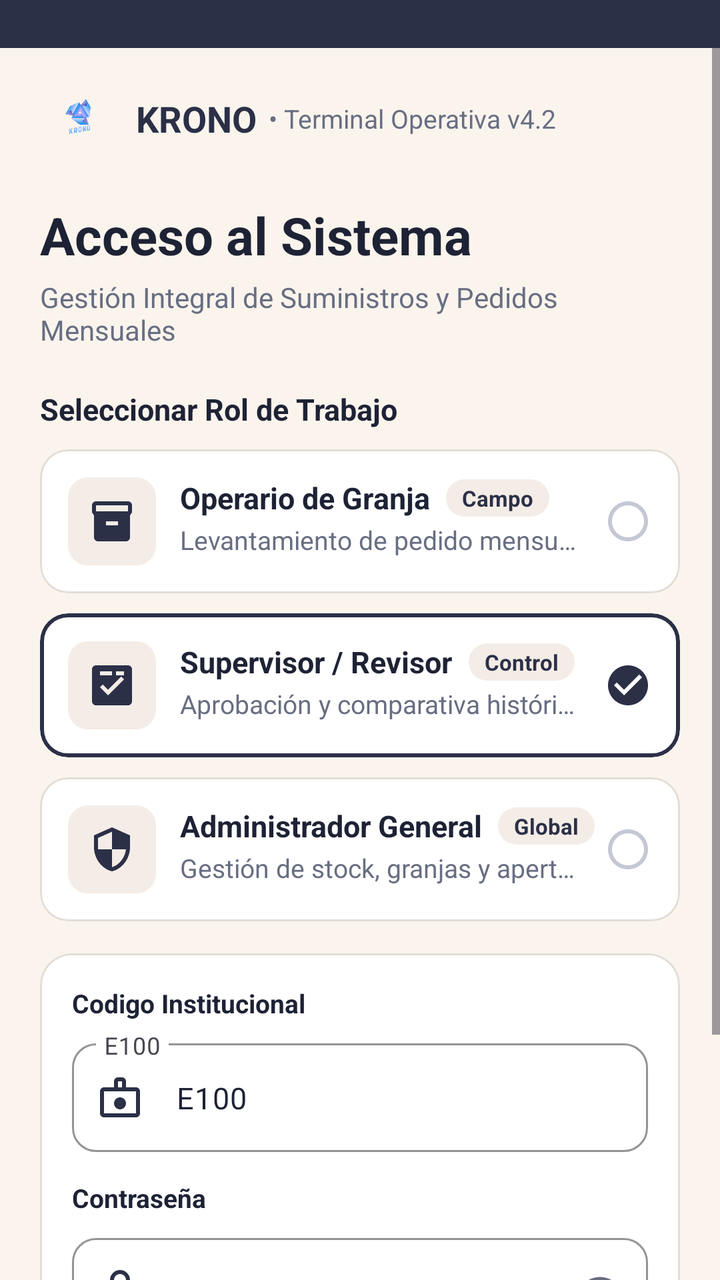
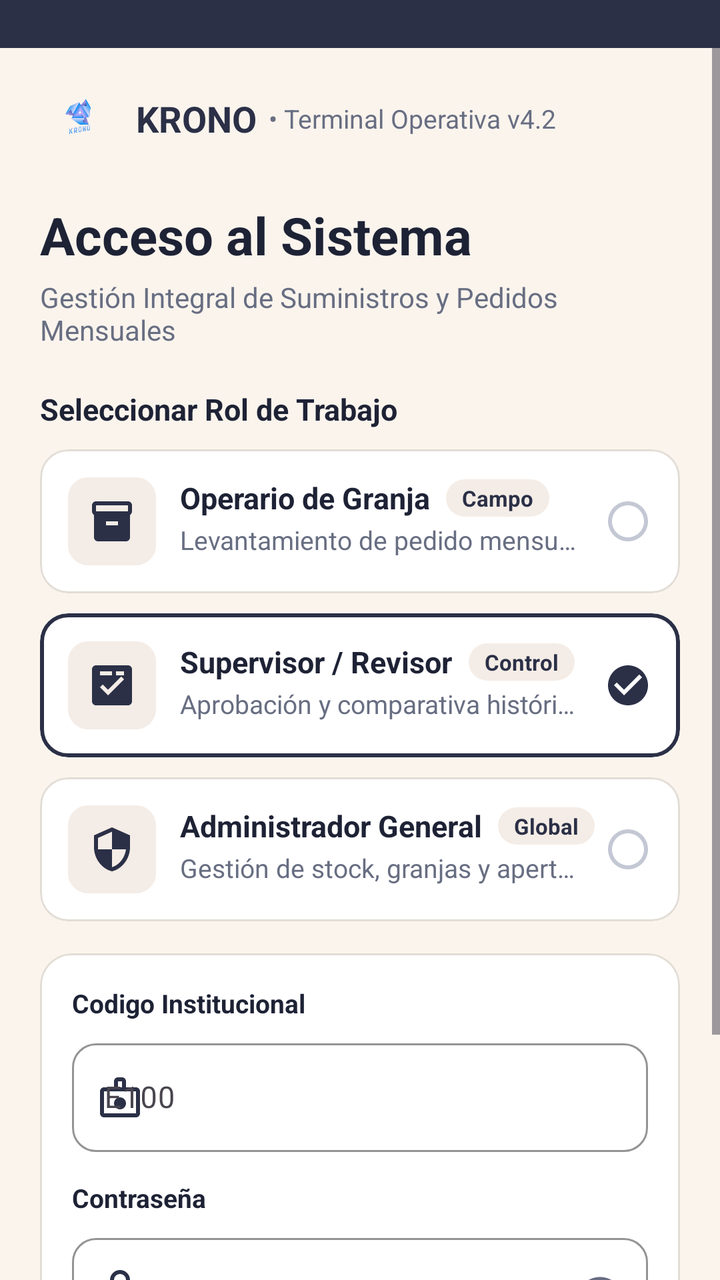

The first picture is an Android layout as it rendered before a commit; the second is the same layout after the commit. The layout source and the unified diff follow.
<!-- AndroidManifest.xml: application theme Theme.Ferreteria -->
<!-- res/layout/activity_main.xml -->
<?xml version="1.0" encoding="utf-8"?>
<RelativeLayout xmlns:android="http://schemas.android.com/apk/res/android"
    xmlns:app="http://schemas.android.com/apk/res-auto"
    xmlns:tools="http://schemas.android.com/tools"
    android:layout_width="match_parent"
    android:layout_height="match_parent"
    android:background="@color/krono_bg"
    tools:context=".MainActivity">

    
    <View
        android:id="@+id/statusBarBg"
        android:layout_width="match_parent"
        android:layout_height="24dp"
        android:layout_alignParentTop="true"
        android:background="@color/krono_navy" />

    <ScrollView
        android:id="@+id/scrollViewMain"
        android:layout_width="match_parent"
        android:layout_height="match_parent"
        android:layout_below="@id/statusBarBg"
        android:background="@color/krono_bg"
        android:fillViewport="true">

        <androidx.constraintlayout.widget.ConstraintLayout
            android:id="@+id/rootConstraint"
            android:layout_width="match_parent"
            android:layout_height="wrap_content"
            android:paddingHorizontal="20dp"
            android:paddingBottom="28dp">

            
            <ImageView
                android:id="@+id/imgLogo"
                android:layout_width="38dp"
                android:layout_height="38dp"
                android:layout_marginTop="16dp"
                android:contentDescription="@string/cd_logo"
                android:src="@drawable/logo"
                app:layout_constraintStart_toStartOf="parent"
                app:layout_constraintTop_toTopOf="parent" />

        <TextView
            android:id="@+id/txtAppName"
            android:layout_width="wrap_content"
            android:layout_height="wrap_content"
            android:layout_marginStart="10dp"
            android:text="@string/app_name"
            android:textColor="@color/krono_navy"
            android:textSize="18sp"
            android:textStyle="bold"
            app:layout_constraintBottom_toBottomOf="@id/imgLogo"
            app:layout_constraintStart_toEndOf="@id/imgLogo"
            app:layout_constraintTop_toTopOf="@id/imgLogo" />

        <TextView
            android:id="@+id/txtAppSub"
            android:layout_width="wrap_content"
            android:layout_height="wrap_content"
            android:layout_marginStart="6dp"
            android:text="@string/krono_subtitle"
            android:textColor="@color/krono_text_secondary"
            android:textSize="13sp"
            app:layout_constraintBottom_toBottomOf="@id/txtAppName"
            app:layout_constraintStart_toEndOf="@id/txtAppName"
            app:layout_constraintTop_toTopOf="@id/txtAppName" />

        
        <TextView
            android:id="@+id/txtTitleAcceso"
            android:layout_width="0dp"
            android:layout_height="wrap_content"
            android:layout_marginTop="22dp"
            android:text="@string/title_acceso"
            android:textColor="@color/krono_navy_dark"
            android:textSize="26sp"
            android:textStyle="bold"
            app:layout_constraintEnd_toEndOf="parent"
            app:layout_constraintStart_toStartOf="parent"
            app:layout_constraintTop_toBottomOf="@id/imgLogo" />

        <TextView
            android:id="@+id/txtSubtitleAcceso"
            android:layout_width="0dp"
            android:layout_height="wrap_content"
            android:layout_marginTop="4dp"
            android:text="@string/subtitle_acceso"
            android:textColor="@color/krono_text_secondary"
            android:textSize="14sp"
            app:layout_constraintEnd_toEndOf="parent"
            app:layout_constraintStart_toStartOf="parent"
            app:layout_constraintTop_toBottomOf="@id/txtTitleAcceso" />

        
        <TextView
            android:id="@+id/txtLabelRoles"
            android:layout_width="0dp"
            android:layout_height="wrap_content"
            android:layout_marginTop="20dp"
            android:text="@string/label_roles"
            android:textColor="@color/krono_navy_dark"
            android:textSize="15sp"
            android:textStyle="bold"
            app:layout_constraintEnd_toEndOf="parent"
            app:layout_constraintStart_toStartOf="parent"
            app:layout_constraintTop_toBottomOf="@id/txtSubtitleAcceso" />

        
        <com.google.android.material.card.MaterialCardView
            android:id="@+id/cardRoleOperario"
            android:layout_width="0dp"
            android:layout_height="wrap_content"
            android:layout_marginTop="10dp"
            android:clickable="true"
            android:focusable="true"
            app:cardBackgroundColor="@color/krono_card_bg"
            app:cardCornerRadius="14dp"
            app:cardElevation="0dp"
            app:strokeColor="@color/krono_card_stroke"
            app:strokeWidth="1dp"
            app:layout_constraintEnd_toEndOf="parent"
            app:layout_constraintStart_toStartOf="parent"
            app:layout_constraintTop_toBottomOf="@id/txtLabelRoles">

            <androidx.constraintlayout.widget.ConstraintLayout
                android:layout_width="match_parent"
                android:layout_height="wrap_content"
                android:padding="14dp">

                <FrameLayout
                    android:id="@+id/frameOperarioIcon"
                    android:layout_width="44dp"
                    android:layout_height="44dp"
                    android:background="@drawable/bg_icon_container"
                    app:layout_constraintBottom_toBottomOf="parent"
                    app:layout_constraintStart_toStartOf="parent"
                    app:layout_constraintTop_toTopOf="parent">

                    <ImageView
                        android:layout_width="24dp"
                        android:layout_height="24dp"
                        android:layout_gravity="center"
                        android:contentDescription="@string/cd_icon"
                        android:src="@drawable/ic_inventory"
                        app:tint="@color/krono_navy" />
                </FrameLayout>

                <TextView
                    android:id="@+id/txtOperarioTitle"
                    android:layout_width="wrap_content"
                    android:layout_height="wrap_content"
                    android:layout_marginStart="12dp"
                    android:text="@string/role_operario_title"
                    android:textColor="@color/krono_navy_dark"
                    android:textSize="15sp"
                    android:textStyle="bold"
                    app:layout_constraintStart_toEndOf="@id/frameOperarioIcon"
                    app:layout_constraintTop_toTopOf="@id/frameOperarioIcon" />

                <TextView
                    android:id="@+id/txtOperarioTag"
                    android:layout_width="wrap_content"
                    android:layout_height="wrap_content"
                    android:layout_marginStart="8dp"
                    android:background="@drawable/bg_chip"
                    android:paddingHorizontal="8dp"
                    android:paddingVertical="2dp"
                    android:text="@string/role_operario_tag"
                    android:textColor="@color/krono_chip_text"
                    android:textSize="11sp"
                    android:textStyle="bold"
                    app:layout_constraintBottom_toBottomOf="@id/txtOperarioTitle"
                    app:layout_constraintStart_toEndOf="@id/txtOperarioTitle"
                    app:layout_constraintTop_toTopOf="@id/txtOperarioTitle" />

                <TextView
                    android:id="@+id/txtOperarioDesc"
                    android:layout_width="0dp"
                    android:layout_height="wrap_content"
                    android:layout_marginStart="12dp"
                    android:layout_marginTop="2dp"
                    android:layout_marginEnd="8dp"
                    android:ellipsize="end"
                    android:maxLines="1"
                    android:text="@string/role_operario_desc"
                    android:textColor="@color/krono_text_secondary"
                    android:textSize="13sp"
                    app:layout_constraintEnd_toStartOf="@id/imgRadioOperario"
                    app:layout_constraintStart_toEndOf="@id/frameOperarioIcon"
                    app:layout_constraintTop_toBottomOf="@id/txtOperarioTitle" />

                <ImageView
                    android:id="@+id/imgRadioOperario"
                    android:layout_width="24dp"
                    android:layout_height="24dp"
                    android:contentDescription="@string/cd_icon"
                    android:src="@drawable/ic_radio_unchecked"
                    app:layout_constraintBottom_toBottomOf="parent"
                    app:layout_constraintEnd_toEndOf="parent"
                    app:layout_constraintTop_toTopOf="parent" />
            </androidx.constraintlayout.widget.ConstraintLayout>
        </com.google.android.material.card.MaterialCardView>

        
        <com.google.android.material.card.MaterialCardView
            android:id="@+id/cardRoleSupervisor"
            android:layout_width="0dp"
            android:layout_height="wrap_content"
            android:layout_marginTop="10dp"
            android:clickable="true"
            android:focusable="true"
            app:cardBackgroundColor="@color/krono_card_bg"
            app:cardCornerRadius="14dp"
            app:cardElevation="0dp"
            app:strokeColor="@color/krono_card_stroke_selected"
            app:strokeWidth="2dp"
            app:layout_constraintEnd_toEndOf="parent"
            app:layout_constraintStart_toStartOf="parent"
            app:layout_constraintTop_toBottomOf="@id/cardRoleOperario">

            <androidx.constraintlayout.widget.ConstraintLayout
                android:layout_width="match_parent"
                android:layout_height="wrap_content"
                android:padding="14dp">

                <FrameLayout
                    android:id="@+id/frameSupervisorIcon"
                    android:layout_width="44dp"
                    android:layout_height="44dp"
                    android:background="@drawable/bg_icon_container"
                    app:layout_constraintBottom_toBottomOf="parent"
                    app:layout_constraintStart_toStartOf="parent"
                    app:layout_constraintTop_toTopOf="parent">

                    <ImageView
                        android:layout_width="24dp"
                        android:layout_height="24dp"
                        android:layout_gravity="center"
                        android:contentDescription="@string/cd_icon"
                        android:src="@drawable/ic_fact_check"
                        app:tint="@color/krono_navy" />
                </FrameLayout>

                <TextView
                    android:id="@+id/txtSupervisorTitle"
                    android:layout_width="wrap_content"
                    android:layout_height="wrap_content"
                    android:layout_marginStart="12dp"
                    android:text="@string/role_supervisor_title"
                    android:textColor="@color/krono_navy_dark"
                    android:textSize="15sp"
                    android:textStyle="bold"
                    app:layout_constraintStart_toEndOf="@id/frameSupervisorIcon"
                    app:layout_constraintTop_toTopOf="@id/frameSupervisorIcon" />

                <TextView
                    android:id="@+id/txtSupervisorTag"
                    android:layout_width="wrap_content"
                    android:layout_height="wrap_content"
                    android:layout_marginStart="8dp"
                    android:background="@drawable/bg_chip"
                    android:paddingHorizontal="8dp"
                    android:paddingVertical="2dp"
                    android:text="@string/role_supervisor_tag"
                    android:textColor="@color/krono_chip_text"
                    android:textSize="11sp"
                    android:textStyle="bold"
                    app:layout_constraintBottom_toBottomOf="@id/txtSupervisorTitle"
                    app:layout_constraintStart_toEndOf="@id/txtSupervisorTitle"
                    app:layout_constraintTop_toTopOf="@id/txtSupervisorTitle" />

                <TextView
                    android:id="@+id/txtSupervisorDesc"
                    android:layout_width="0dp"
                    android:layout_height="wrap_content"
                    android:layout_marginStart="12dp"
                    android:layout_marginTop="2dp"
                    android:layout_marginEnd="8dp"
                    android:ellipsize="end"
                    android:maxLines="1"
                    android:text="@string/role_supervisor_desc"
                    android:textColor="@color/krono_text_secondary"
                    android:textSize="13sp"
                    app:layout_constraintEnd_toStartOf="@id/imgRadioSupervisor"
                    app:layout_constraintStart_toEndOf="@id/frameSupervisorIcon"
                    app:layout_constraintTop_toBottomOf="@id/txtSupervisorTitle" />

                <ImageView
                    android:id="@+id/imgRadioSupervisor"
                    android:layout_width="24dp"
                    android:layout_height="24dp"
                    android:contentDescription="@string/cd_icon"
                    android:src="@drawable/ic_radio_checked"
                    app:layout_constraintBottom_toBottomOf="parent"
                    app:layout_constraintEnd_toEndOf="parent"
                    app:layout_constraintTop_toTopOf="parent" />
            </androidx.constraintlayout.widget.ConstraintLayout>
        </com.google.android.material.card.MaterialCardView>

        
        <com.google.android.material.card.MaterialCardView
            android:id="@+id/cardRoleAdmin"
            android:layout_width="0dp"
            android:layout_height="wrap_content"
            android:layout_marginTop="10dp"
            android:clickable="true"
            android:focusable="true"
            app:cardBackgroundColor="@color/krono_card_bg"
            app:cardCornerRadius="14dp"
            app:cardElevation="0dp"
            app:strokeColor="@color/krono_card_stroke"
            app:strokeWidth="1dp"
            app:layout_constraintEnd_toEndOf="parent"
            app:layout_constraintStart_toStartOf="parent"
            app:layout_constraintTop_toBottomOf="@id/cardRoleSupervisor">

            <androidx.constraintlayout.widget.ConstraintLayout
                android:layout_width="match_parent"
                android:layout_height="wrap_content"
                android:padding="14dp">

                <FrameLayout
                    android:id="@+id/frameAdminIcon"
                    android:layout_width="44dp"
                    android:layout_height="44dp"
                    android:background="@drawable/bg_icon_container"
                    app:layout_constraintBottom_toBottomOf="parent"
                    app:layout_constraintStart_toStartOf="parent"
                    app:layout_constraintTop_toTopOf="parent">

                    <ImageView
                        android:layout_width="24dp"
                        android:layout_height="24dp"
                        android:layout_gravity="center"
                        android:contentDescription="@string/cd_icon"
                        android:src="@drawable/ic_admin"
                        app:tint="@color/krono_navy" />
                </FrameLayout>

                <TextView
                    android:id="@+id/txtAdminTitle"
                    android:layout_width="wrap_content"
                    android:layout_height="wrap_content"
                    android:layout_marginStart="12dp"
                    android:text="@string/role_admin_title"
                    android:textColor="@color/krono_navy_dark"
                    android:textSize="15sp"
                    android:textStyle="bold"
                    app:layout_constraintStart_toEndOf="@id/frameAdminIcon"
                    app:layout_constraintTop_toTopOf="@id/frameAdminIcon" />

                <TextView
                    android:id="@+id/txtAdminTag"
                    android:layout_width="wrap_content"
                    android:layout_height="wrap_content"
                    android:layout_marginStart="8dp"
                    android:background="@drawable/bg_chip"
                    android:paddingHorizontal="8dp"
                    android:paddingVertical="2dp"
                    android:text="@string/role_admin_tag"
                    android:textColor="@color/krono_chip_text"
                    android:textSize="11sp"
                    android:textStyle="bold"
                    app:layout_constraintBottom_toBottomOf="@id/txtAdminTitle"
                    app:layout_constraintStart_toEndOf="@id/txtAdminTitle"
                    app:layout_constraintTop_toTopOf="@id/txtAdminTitle" />

                <TextView
                    android:id="@+id/txtAdminDesc"
                    android:layout_width="0dp"
                    android:layout_height="wrap_content"
                    android:layout_marginStart="12dp"
                    android:layout_marginTop="2dp"
                    android:layout_marginEnd="8dp"
                    android:ellipsize="end"
                    android:maxLines="1"
                    android:text="@string/role_admin_desc"
                    android:textColor="@color/krono_text_secondary"
                    android:textSize="13sp"
                    app:layout_constraintEnd_toStartOf="@id/imgRadioAdmin"
                    app:layout_constraintStart_toEndOf="@id/frameAdminIcon"
                    app:layout_constraintTop_toBottomOf="@id/txtAdminTitle" />

                <ImageView
                    android:id="@+id/imgRadioAdmin"
                    android:layout_width="24dp"
                    android:layout_height="24dp"
                    android:contentDescription="@string/cd_icon"
                    android:src="@drawable/ic_radio_unchecked"
                    app:layout_constraintBottom_toBottomOf="parent"
                    app:layout_constraintEnd_toEndOf="parent"
                    app:layout_constraintTop_toTopOf="parent" />
            </androidx.constraintlayout.widget.ConstraintLayout>
        </com.google.android.material.card.MaterialCardView>

        
        <com.google.android.material.card.MaterialCardView
            android:id="@+id/cardLogin"
            android:layout_width="0dp"
            android:layout_height="wrap_content"
            android:layout_marginTop="16dp"
            app:cardBackgroundColor="@color/krono_card_bg"
            app:cardCornerRadius="16dp"
            app:cardElevation="0dp"
            app:strokeColor="@color/krono_card_stroke"
            app:strokeWidth="1dp"
            app:layout_constraintEnd_toEndOf="parent"
            app:layout_constraintStart_toStartOf="parent"
            app:layout_constraintTop_toBottomOf="@id/cardRoleAdmin">

            <LinearLayout
                android:layout_width="match_parent"
                android:layout_height="wrap_content"
                android:orientation="vertical"
                android:padding="16dp">

                
                <TextView
                    android:layout_width="wrap_content"
                    android:layout_height="wrap_content"
                    android:text="Codigo Institucional"
                    android:textColor="@color/krono_navy_dark"
                    android:textSize="13sp"
                    android:textStyle="bold" />

                <com.google.android.material.textfield.TextInputLayout
                    android:id="@+id/layoutUserId"
                    style="@style/Widget.Material3.TextInputLayout.OutlinedBox"
                    android:layout_width="match_parent"
                    android:layout_height="wrap_content"
                    android:layout_marginTop="6dp"
                    app:boxCornerRadiusBottomEnd="12dp"
                    app:boxCornerRadiusBottomStart="12dp"
                    app:boxCornerRadiusTopEnd="12dp"
                    app:boxCornerRadiusTopStart="12dp"
                    app:boxStrokeColor="@color/krono_navy"
                    app:startIconDrawable="@drawable/ic_badge"
                    app:startIconTint="@color/krono_navy">

                    <com.google.android.material.textfield.TextInputEditText
                        android:id="@+id/etUserId"
                        android:layout_width="match_parent"
                        android:layout_height="wrap_content"
                        android:hint="@string/hint_id"
                        android:inputType="text"
                        android:text="@string/default_user_id"
                        android:textColor="@color/krono_navy_dark"
                        android:textSize="15sp" />
                </com.google.android.material.textfield.TextInputLayout>

                
                <TextView
                    android:id="@+id/txtLabelPassword"
                    android:layout_width="wrap_content"
                    android:layout_height="wrap_content"
                    android:layout_marginTop="14dp"
                    android:text="@string/label_contrasena"
                    android:textColor="@color/krono_navy_dark"
                    android:textSize="13sp"
                    android:textStyle="bold" />

                <com.google.android.material.textfield.TextInputLayout
                    android:id="@+id/layoutPassword"
                    style="@style/Widget.Material3.TextInputLayout.OutlinedBox"
                    android:layout_width="match_parent"
                    android:layout_height="wrap_content"
                    android:layout_marginTop="6dp"
                    app:boxCornerRadiusBottomEnd="12dp"
                    app:boxCornerRadiusBottomStart="12dp"
                    app:boxCornerRadiusTopEnd="12dp"
                    app:boxCornerRadiusTopStart="12dp"
                    app:boxStrokeColor="@color/krono_navy"
                    app:endIconMode="password_toggle"
                    app:endIconTint="@color/krono_text_secondary"
                    app:startIconDrawable="@drawable/ic_lock"
                    app:startIconTint="@color/krono_navy">

                    <com.google.android.material.textfield.TextInputEditText
                        android:id="@+id/etPassword"
                        android:layout_width="match_parent"
                        android:layout_height="wrap_content"
                        android:inputType="textPassword"
                        android:text="@string/default_password"
                        android:textColor="@color/krono_navy_dark"
                        android:textSize="15sp" />
                </com.google.android.material.textfield.TextInputLayout>

            </LinearLayout>
        </com.google.android.material.card.MaterialCardView>

        
        <com.google.android.material.button.MaterialButton
            android:id="@+id/btnLogin"
            android:layout_width="0dp"
            android:layout_height="56dp"
            android:layout_marginTop="20dp"
            android:backgroundTint="@color/krono_navy"
            android:text="@string/btn_iniciar_sesion"
            android:textAllCaps="false"
            android:textColor="@color/white"
            android:textSize="15sp"
            android:textStyle="bold"
            app:cornerRadius="12dp"
            app:layout_constraintEnd_toEndOf="parent"
            app:layout_constraintStart_toStartOf="parent"
            app:layout_constraintTop_toBottomOf="@id/cardLogin" />

    </androidx.constraintlayout.widget.ConstraintLayout>
    </ScrollView>
</RelativeLayout>
<!-- resources referenced by this layout -->
<resources>
  <color name="krono_bg">#FAF4ED</color>
  <color name="krono_card_bg">#FFFFFFFF</color>
  <color name="krono_card_stroke">#E2DDD5</color>
  <color name="krono_card_stroke_selected">#2B3047</color>
  <color name="krono_chip_text">#2B3047</color>
  <color name="krono_navy">#2B3047</color>
  <color name="krono_navy_dark">#1E2235</color>
  <color name="krono_text_secondary">#686E82</color>
  <color name="white">#FFFFFFFF</color>
  <!-- drawable bg_chip (drawable) -->
  <?xml version="1.0" encoding="utf-8"?>
  <shape xmlns:android="http://schemas.android.com/apk/res/android"
      android:shape="rectangle">
      <solid android:color="@color/krono_chip_bg" />
      <corners android:radius="50dp" />
  </shape>
  <!-- drawable bg_icon_container (drawable) -->
  <?xml version="1.0" encoding="utf-8"?>
  <shape xmlns:android="http://schemas.android.com/apk/res/android"
      android:shape="rectangle">
      <solid android:color="@color/krono_chip_bg" />
      <corners android:radius="10dp" />
  </shape>
  <!-- drawable ic_admin (drawable) -->
  <vector xmlns:android="http://schemas.android.com/apk/res/android"
      android:width="24dp"
      android:height="24dp"
      android:viewportWidth="24"
      android:viewportHeight="24">
    <path
        android:fillColor="#FF2B3047"
        android:pathData="M12,1L3,5v6c0,5.55 3.84,10.74 9,12 5.16,-1.26 9,-6.45 9,-12V5l-9,-4zM12,11.99h7c-0.53,4.12 -3.28,7.79 -7,8.94V12H5V6.3l7,-3.11v8.8s0,0 0,0z"/>
  </vector>
  <!-- drawable ic_radio_checked (drawable) -->
  <vector xmlns:android="http://schemas.android.com/apk/res/android"
      android:width="24dp"
      android:height="24dp"
      android:viewportWidth="24"
      android:viewportHeight="24">
    <path
        android:fillColor="#FF2B3047"
        android:pathData="M12,2C6.48,2 2,6.48 2,12s4.48,10 10,10 10,-4.48 10,-10S17.52,2 12,2zM10,17l-5,-5 1.41,-1.41L10,14.17l7.59,-7.59L19,8l-9,9z"/>
  </vector>
  <!-- drawable ic_radio_unchecked (drawable) -->
  <vector xmlns:android="http://schemas.android.com/apk/res/android"
      android:width="24dp"
      android:height="24dp"
      android:viewportWidth="24"
      android:viewportHeight="24">
    <path
        android:fillColor="#FFC4C8D4"
        android:pathData="M12,2C6.48,2 2,6.48 2,12s4.48,10 10,10 10,-4.48 10,-10S17.52,2 12,2zM12,20c-4.42,0 -8,-3.58 -8,-8s3.58,-8 8,-8 8,3.58 8,8 -3.58,8 -8,8z"/>
  </vector>
  <string name="app_name">KRONO</string>
  <string name="btn_iniciar_sesion">Iniciar Sesión en KRONO</string>
  <string name="cd_icon">Icon</string>
  <string name="cd_logo">KRONO Logo</string>
  <string name="default_password">12345678</string>
  <string name="default_user_id">E100</string>
  <string name="hint_id">E100</string>
  <string name="krono_subtitle">• Terminal Operativa v4.2</string>
  <string name="label_contrasena">Contraseña</string>
  <string name="label_roles">Seleccionar Rol de Trabajo</string>
  <string name="role_admin_desc">Gestión de stock, granjas y apertura de…</string>
  <string name="role_admin_tag">Global</string>
  <string name="role_admin_title">Administrador General</string>
  <string name="role_operario_desc">Levantamiento de pedido mensual en…</string>
  <string name="role_operario_tag">Campo</string>
  <string name="role_operario_title">Operario de Granja</string>
  <string name="role_supervisor_desc">Aprobación y comparativa histórica de…</string>
  <string name="role_supervisor_tag">Control</string>
  <string name="role_supervisor_title">Supervisor / Revisor</string>
  <string name="subtitle_acceso">Gestión Integral de Suministros y Pedidos Mensuales</string>
  <string name="title_acceso">Acceso al Sistema</string>
  <style name="Theme.Ferreteria" parent="Base.Theme.Ferreteria" />
  <color name="krono_chip_bg">#F4ECE6</color>
  <style name="Base.Theme.Ferreteria" parent="Theme.Material3.DayNight.NoActionBar">
          <item name="android:statusBarColor">@color/krono_navy</item>
          <item name="android:windowLightStatusBar">false</item>
          <item name="colorPrimary">@color/krono_navy</item>
      </style>
  <!-- unchanged entries left out for length: 5 -->
</resources>

<!-- the commit's change to res/layout/activity_main.xml (unified diff, before → after) -->
@@ -444,7 +444,7 @@
                         android:layout_height="wrap_content"
                         android:hint="@string/hint_id"
                         android:inputType="text"
-                        android:text="@string/default_user_id"
+                        android:text=""
                         android:textColor="@color/krono_navy_dark"
                         android:textSize="15sp" />
                 </com.google.android.material.textfield.TextInputLayout>
@@ -481,7 +481,7 @@
                         android:layout_width="match_parent"
                         android:layout_height="wrap_content"
                         android:inputType="textPassword"
-                        android:text="@string/default_password"
+                        android:text=""
                         android:textColor="@color/krono_navy_dark"
                         android:textSize="15sp" />
                 </com.google.android.material.textfield.TextInputLayout>
<!-- resource entries referenced after the edit -->
@@ -57,8 +57,6 @@
   <string name="btn_iniciar_sesion">Iniciar Sesión en KRONO</string>
   <string name="cd_icon">Icon</string>
   <string name="cd_logo">KRONO Logo</string>
-  <string name="default_password">12345678</string>
-  <string name="default_user_id">E100</string>
   <string name="hint_id">E100</string>
   <string name="krono_subtitle">• Terminal Operativa v4.2</string>
   <string name="label_contrasena">Contraseña</string>
